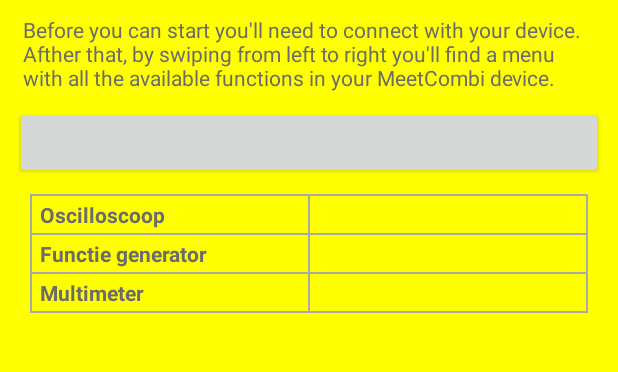
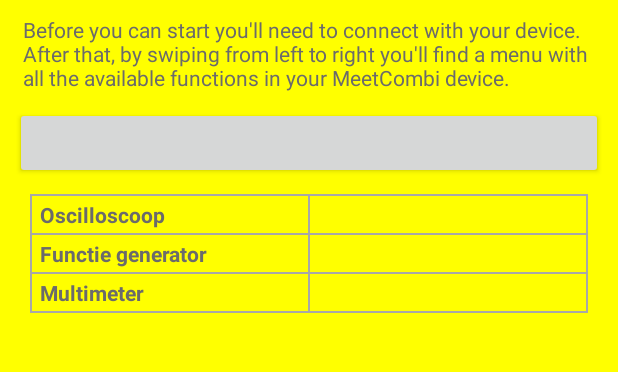
Before and after one commit to LovelySanta/MeetCombi, an Android app: the fragment ContentFragment placed in its activity, on a phone screen of 412 x 824 dp, the part 207-579 px from its top. Run offline under Robolectric (Android 15) with nearby library versions, the phone set to English and light mode, and no system bars; 1 statement that could not run was skipped.

Commit message:
Fixed typo

```diff
--- a/app/src/main/res/values/strings.xml
+++ b/app/src/main/res/values/strings.xml
@@ -12,7 +12,7 @@
     <!-- Welcome screen -->
     <string name="welcome_title">Welcome to the app of the MeetCombi.</string>
     <string name="welcome_icon">Welcome icon</string>
-    <string name="welcome_message">Before you can start you\'ll need to connect with your device. Afther that, by swiping from left to right you\'ll find a menu with all the available functions in your MeetCombi device.</string>
+    <string name="welcome_message">Before you can start you\'ll need to connect with your device. After that, by swiping from left to right you\'ll find a menu with all the available functions in your MeetCombi device.</string>
 
     <string name="welcome_connect">Connect to MeetCombi</string>
     <string name="welcome_connecting">Connecting ...</string>
```
